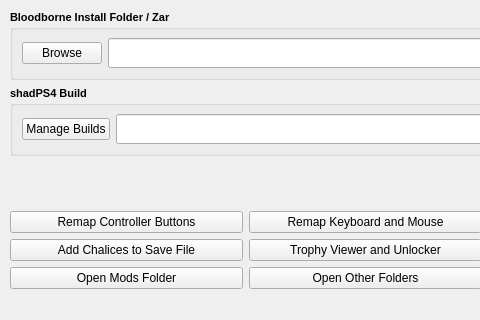
rainmakerv3/BB_Launcher, file modules/bblauncher.ui: the form before one commit; both pictures show x 0 to 480 and y 0 to 320 of the 1044 by 735 pixel window.
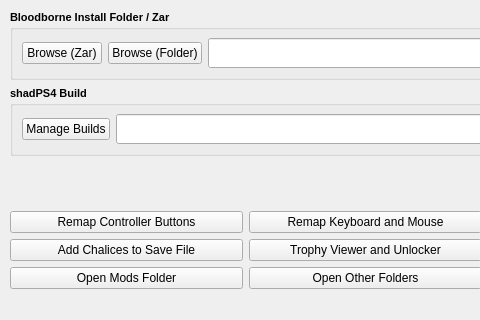
The form after the commit.

Commit message: hotfix folder install selection

```diff
--- a/modules/bblauncher.ui
+++ b/modules/bblauncher.ui
@@ -68,7 +68,20 @@
              </font>
             </property>
             <property name="text">
-             <string>Browse</string>
+             <string>Browse (Zar)</string>
+            </property>
+           </widget>
+          </item>
+          <item>
+           <widget class="QPushButton" name="BBSelectFolderButton">
+            <property name="font">
+             <font>
+              <pointsize>9</pointsize>
+              <bold>false</bold>
+             </font>
+            </property>
+            <property name="text">
+             <string>Browse (Folder)</string>
             </property>
            </widget>
           </item>
```
The commit also changes 2 other files.
